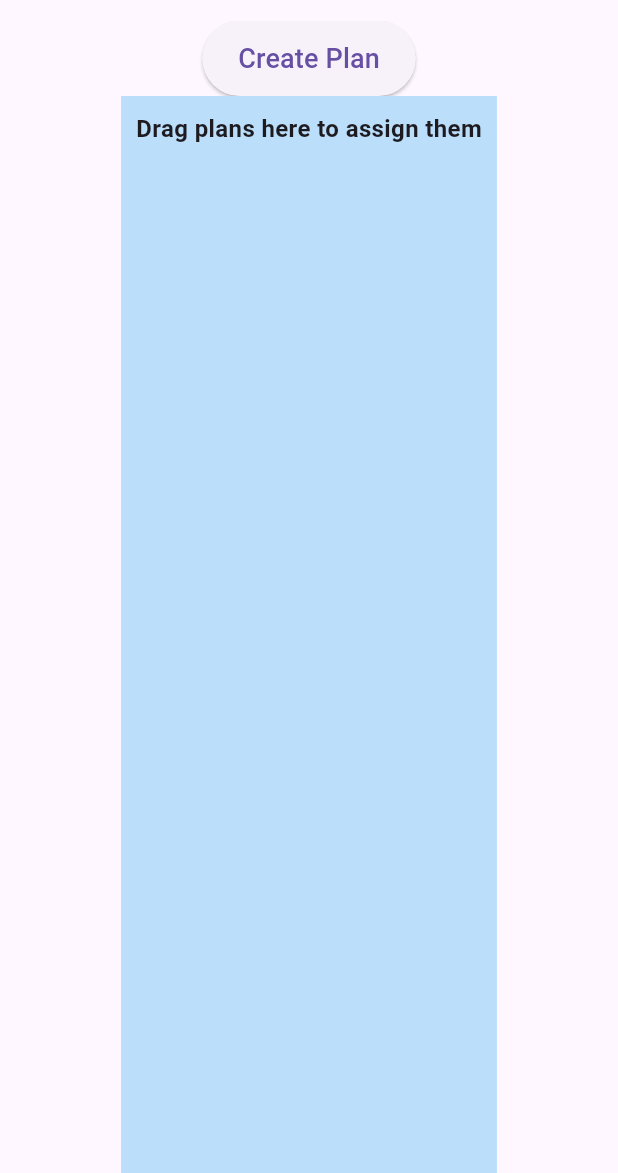
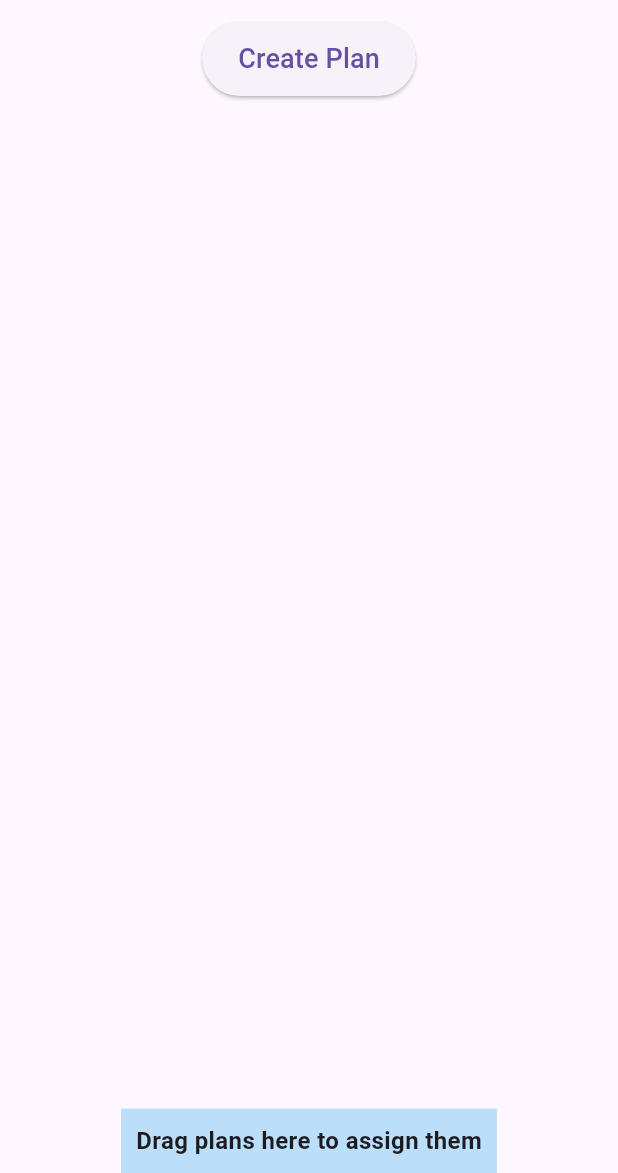
Before and after one commit to jalaparthi1/Travel_app, a Flutter app: the screen it shows after launch, on a phone screen of 412 x 824 dp, the part 63-1236 px from its top. Run offline on Flutter 3.47's test engine with Material 3 defaults, Android fonts, the phone set to English and light mode, and no system bars; our stand-ins replace flutter_slidable, table_calendar.

Commit message:
Updated Ui of the app

```diff
--- a/adoption_travel_app/lib/screens/plan_manager_screen.dart
+++ b/adoption_travel_app/lib/screens/plan_manager_screen.dart
@@ -24,20 +24,20 @@ class _PlanManagerScreenState extends State<PlanManagerScreen> {
     });
   }
 
-  void _assignPlanToList(Plan plan) {
-    setState(() {
-      unassignedPlans.remove(plan);
-      plans.add(plan);
-      _sortPlansByPriority();
-    });
-  }
-
   void _sortPlansByPriority() {
     setState(() {
       plans.sort((a, b) {
         Map<String, int> priorityValue = {"High": 3, "Medium": 2, "Low": 1};
         return priorityValue[b.priority]!.compareTo(priorityValue[a.priority]!);
       });
+    });
+  }
+
+  void _assignPlanToList(Plan plan) {
+    setState(() {
+      unassignedPlans.remove(plan);
+      plans.add(plan);
+      _sortPlansByPriority();
     });
   }
 
@@ -56,8 +56,8 @@ class _PlanManagerScreenState extends State<PlanManagerScreen> {
   void _editPlan(int index) {
     showDialog(
       context: context,
-      builder: (ctx) =>
-          PlanForm((newName, newDescription, newDate, newPriority) {
+      builder: (ctx) {
+        return PlanForm((newName, newDescription, newDate, newPriority) {
           setState(() {
             plans[index].name = newName;
             plans[index].description = newDescription;
@@ -65,12 +65,16 @@ class _PlanManagerScreenState extends State<PlanManagerScreen> {
             plans[index].priority = newPriority;
             _sortPlansByPriority();
           });
-      }),
+        });
+      },
     );
-  }
+  } // ✅ Closing bracket added here
 
   void _openPlanForm() {
-    showDialog(context: context, builder: (ctx) => PlanForm(_addPlan));
+    showDialog(
+      context: context,
+      builder: (ctx) => PlanForm(_addPlan),
+    );
   }
 
   Color _getPlanColor(Plan plan) {
@@ -80,6 +84,7 @@ class _PlanManagerScreenState extends State<PlanManagerScreen> {
 
   @override
   Widget build(BuildContext context) {
+    // ✅ build method was missing!
     return Scaffold(
       appBar: AppBar(title: Text("Plan Manager")),
       body: Column(
@@ -91,17 +96,6 @@ class _PlanManagerScreenState extends State<PlanManagerScreen> {
                 padding: EdgeInsets.symmetric(vertical: 12, horizontal: 24)),
           ),
           Expanded(
-            child: Stack(
-              children: [
-                // Main body content (plans list)
-                Container(
-                  padding: EdgeInsets.all(10),
-                  child: Column(
-                    children: [
-                      Text("Assigned Plans",
-                          style: TextStyle(
-                              fontSize: 16, fontWeight: FontWeight.bold)),
-                      Expanded(
             child: DragTarget<Plan>(
               onAccept: (plan) => _assignPlanToList(plan),
               builder: (context, candidateData, rejectedData) =>
@@ -112,14 +106,23 @@ class _PlanManagerScreenState extends State<PlanManagerScreen> {
                   return GestureDetector(
                     onDoubleTap: () => _deletePlan(index),
                     onLongPress: () => _editPlan(index),
+                    child: Draggable<Plan>(
+                      data: plan,
+                      feedback: Material(
+                        child: Container(
+                          padding: EdgeInsets.all(10),
+                          color: _getPlanColor(plan),
+                          child:
+                              Text(plan.name, style: TextStyle(fontSize: 18)),
+                        ),
+                      ),
                       child: Slidable(
                         key: Key(plan.name),
                         startActionPane: ActionPane(
                           motion: StretchMotion(),
                           children: [
                             SlidableAction(
-                                        onPressed: (ctx) =>
-                                            _toggleCompletion(index),
+                              onPressed: (ctx) => _toggleCompletion(index),
                               backgroundColor: Colors.green,
                               icon: Icons.check,
                               label: 'Complete',
@@ -135,9 +138,9 @@ class _PlanManagerScreenState extends State<PlanManagerScreen> {
                           subtitle: Text(
                               "${plan.description} - ${plan.date.toLocal()}"),
                           trailing: Text(plan.priority,
-                                        style: TextStyle(
-                                            fontWeight: FontWeight.bold)),
+                              style: TextStyle(fontWeight: FontWeight.bold)),
                           tileColor: _getPlanColor(plan),
+                        ),
                       ),
                     ),
                   );
@@ -145,22 +148,14 @@ class _PlanManagerScreenState extends State<PlanManagerScreen> {
               ),
             ),
           ),
-                    ],
-                  ),
-                ),
-
-                // Drag-and-Drop Container at the bottom of the screen
-                Align(
-                  alignment: Alignment.bottomCenter, // Align it to the bottom
-                  child: Container(
+          Container(
             padding: EdgeInsets.all(10),
             color: Colors.blue[100],
             child: Column(
               children: [
                 Text("Drag plans here to assign them",
-                            style: TextStyle(
-                                fontSize: 16, fontWeight: FontWeight.bold)),
-                        SizedBox(height: 8),
+                    style:
+                        TextStyle(fontSize: 16, fontWeight: FontWeight.bold)),
                 Wrap(
                   spacing: 10,
                   children: unassignedPlans.map((plan) {
@@ -170,8 +165,8 @@ class _PlanManagerScreenState extends State<PlanManagerScreen> {
                         child: Container(
                           padding: EdgeInsets.all(10),
                           color: _getPlanColor(plan),
-                                  child: Text(plan.name,
-                                      style: TextStyle(fontSize: 18)),
+                          child:
+                              Text(plan.name, style: TextStyle(fontSize: 18)),
                         ),
                       ),
                       child: Container(
@@ -185,10 +180,6 @@ class _PlanManagerScreenState extends State<PlanManagerScreen> {
               ],
             ),
           ),
-                ),
-              ],
-            ),
-          ),
         ],
       ),
     );
```
Lines whose indentation alone changed are shown as unchanged.
